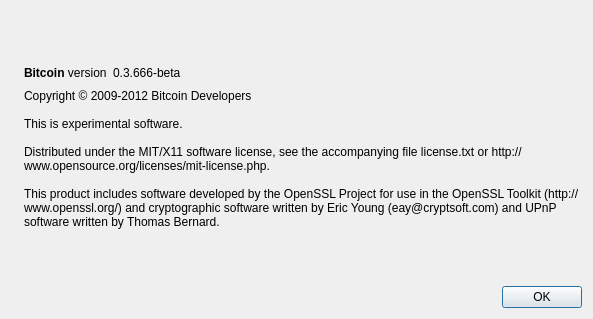
Qt form src/qt/forms/aboutdialog.ui (mcastillo0724/novacoin) before a commit.
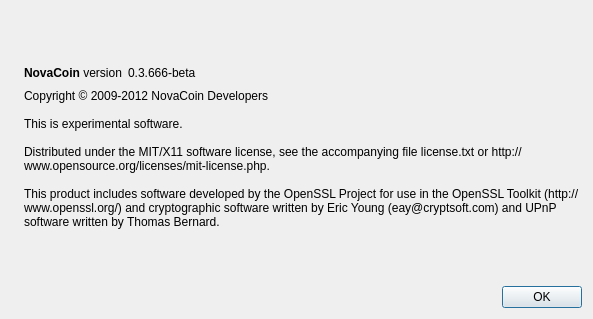
The same form after that commit. Icons and pictures are not drawn.

The edit to the form file:
```diff
--- a/src/qt/forms/aboutdialog.ui
+++ b/src/qt/forms/aboutdialog.ui
@@ -50,7 +50,7 @@
        <item>
         <widget class="QLabel" name="label">
          <property name="text">
-          <string>&lt;b&gt;Bitcoin&lt;/b&gt; version</string>
+          <string>&lt;b&gt;NovaCoin&lt;/b&gt; version</string>
          </property>
          <property name="textInteractionFlags">
           <set>Qt::LinksAccessibleByMouse|Qt::TextSelectableByKeyboard|Qt::TextSelectableByMouse</set>
@@ -88,7 +88,7 @@
      <item>
       <widget class="QLabel" name="label_2">
        <property name="text">
-        <string>Copyright © 2009-2012 Bitcoin Developers
+        <string>Copyright © 2009-2012 NovaCoin Developers
 
 This is experimental software.
 
```
Left out of the diff: 2 changed lines with no effect on the pictures.
